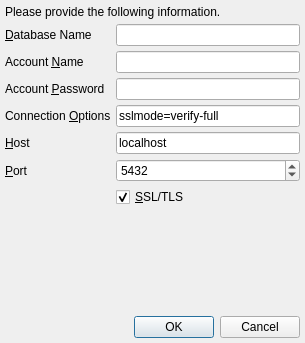
The window that branches/trunk/GoldBug-UI/spot-on-postgresql-connect.ui (textbrowser/spot-on) describes before a commit, drawn with Qt 5.
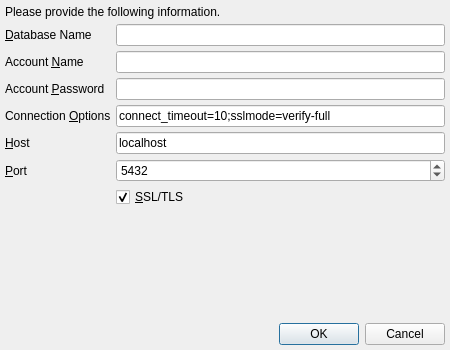
The same window after the commit. Icons and pictures are not drawn.

Commit message: Allow PQ timeout settings.

Patch:
```diff
--- a/branches/trunk/GoldBug-UI/spot-on-postgresql-connect.ui
+++ b/branches/trunk/GoldBug-UI/spot-on-postgresql-connect.ui
@@ -6,8 +6,8 @@
    <rect>
     <x>0</x>
     <y>0</y>
-    <width>305</width>
-    <height>343</height>
+    <width>450</width>
+    <height>350</height>
    </rect>
   </property>
   <property name="windowIcon">
@@ -171,7 +171,7 @@
         <string>Please separate options with semicolons.</string>
        </property>
        <property name="text">
-        <string>sslmode=verify-full</string>
+        <string>connect_timeout=10;sslmode=verify-full</string>
        </property>
       </widget>
      </item>
```
Left out of the diff: 11 changed lines with no effect on the pictures. The commit also changes 13 other files.
